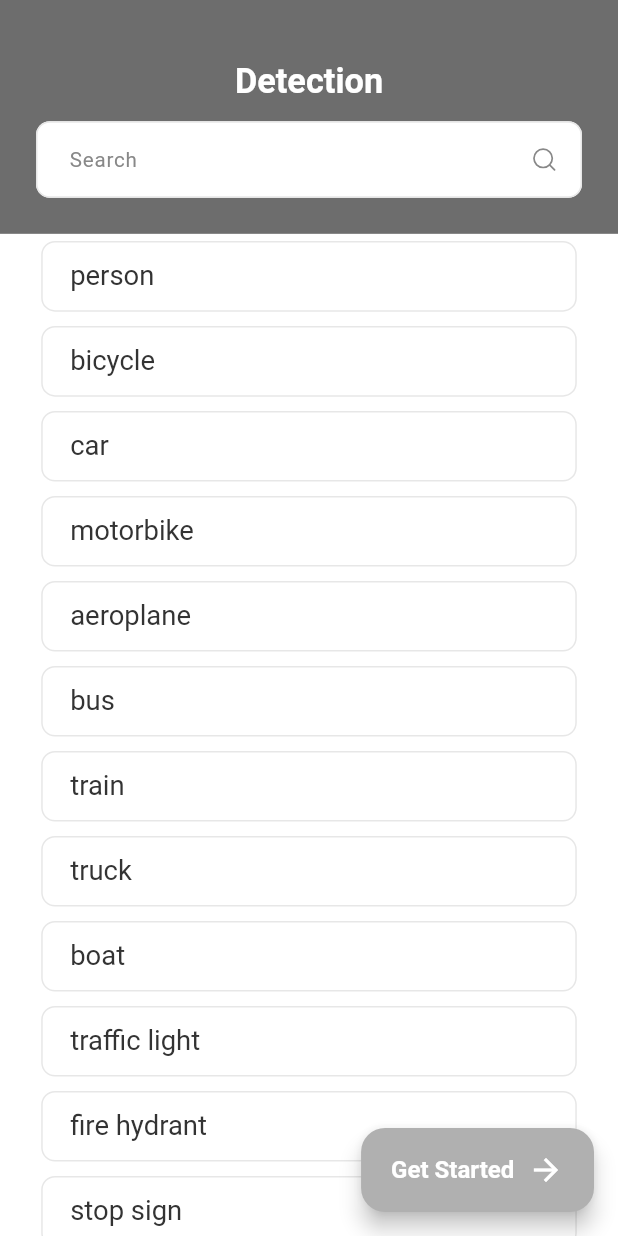
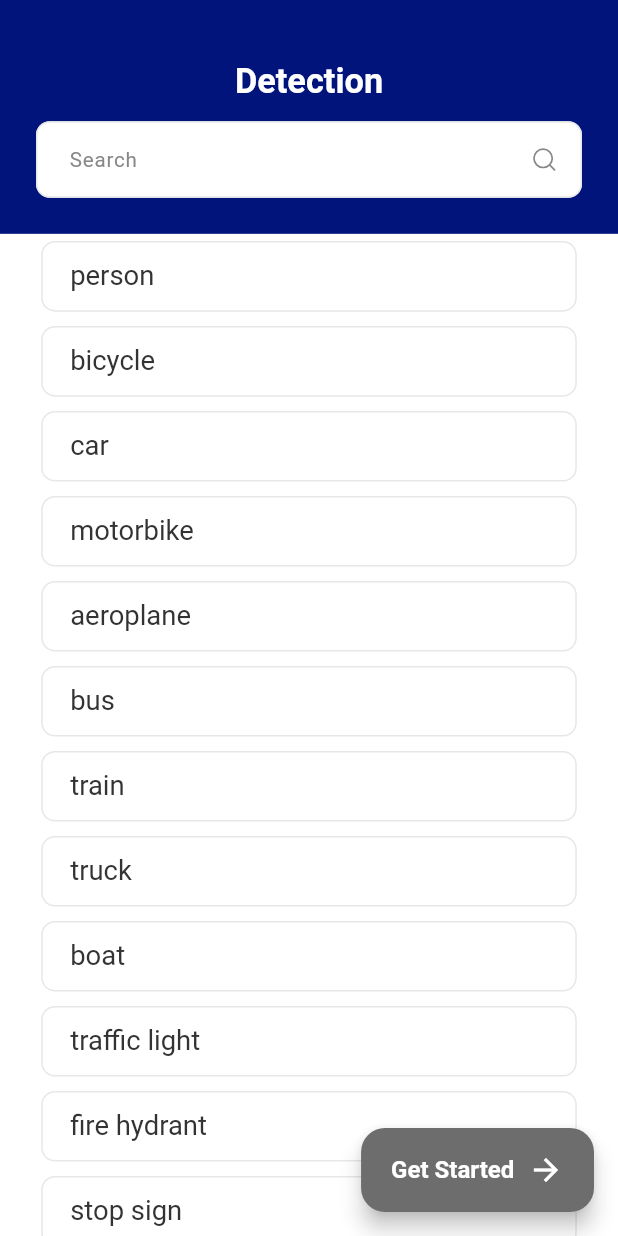
Before and after one commit to mahmoudaposalih/ObjectDetectionTask, a Flutter app: the screen it shows after launch, on a phone screen of 412 x 824 dp. Run offline on Flutter 3.47's test engine with Material 3 defaults, Android fonts, the light colour scheme and no system bars; our stand-ins replace camera, flutter_screenutil, flutter_svg; missing offline and left inert: tflite.

Commit message:
some edits

```diff
--- a/lib/modules/details/view/details_view.dart
+++ b/lib/modules/details/view/details_view.dart
@@ -53,7 +53,7 @@ class DetailsScreen extends StatelessWidget {
                   },
                   text: AppStrings.startOver,
                   textColor: AppColors.white,
-                  color: AppColors.grey0,
+                  //color: AppColors.blueDark,
                 ),
               ],
             ),
--- a/lib/modules/details/widgets/details_header.dart
+++ b/lib/modules/details/widgets/details_header.dart
@@ -18,7 +18,7 @@ class HeaderSection extends StatelessWidget {
       margin: EdgeInsets.symmetric(vertical: 10.h),
       decoration: BoxDecoration(
         borderRadius: BorderRadius.circular(12.r),
-        color: AppColors.grey7,
+        color: AppColors.blueDark,
         boxShadow: [
           BoxShadow(
             color: AppColors.grey5,
--- a/lib/modules/home/widgets/home_header.dart
+++ b/lib/modules/home/widgets/home_header.dart
@@ -19,7 +19,7 @@ class ObjectDetectionHeader extends StatelessWidget {
   @override
   Widget build(BuildContext context) {
     return Container(
-      decoration: BoxDecoration(color: AppColors.grey5),
+      decoration: BoxDecoration(color: AppColors.blueDark),
       padding: _headerPadding.copyWith(top: 32.h),
       child: Column(
         children: [
--- a/lib/modules/home/widgets/start_button.dart
+++ b/lib/modules/home/widgets/start_button.dart
@@ -23,7 +23,7 @@ class ObjectDetectionButton extends StatelessWidget {
               ? () => _navigateToCamera(context, selectedObject)
               : null,
           label: _buildButtonLabel(),
-          backgroundColor: isButtonActive ? AppColors.black : AppColors.grey7,
+          backgroundColor: isButtonActive ? AppColors.blueDark : AppColors.grey5,
         );
       },
     );
--- a/lib/utilities/constants/app_colors.dart
+++ b/lib/utilities/constants/app_colors.dart
@@ -12,4 +12,5 @@ class AppColors {
   static const Color white = Color(0xffFFFFFF);
   static const Color backgroundColor = Color(0xffFFFFFF);
   static const Color transparent = Colors.transparent;
+  static const Color blueDark = Color(0xff01147c);
 }
--- a/lib/utilities/widgets/custom_button.dart
+++ b/lib/utilities/widgets/custom_button.dart
@@ -38,7 +38,7 @@ class CustomButton extends StatelessWidget {
         width: width,
         height: height ?? 48,
         decoration: BoxDecoration(
-          color: color ?? AppColors.black,
+          color: color ?? AppColors.blueDark,
           borderRadius: AppStyles.borderRadius8,
         ),
         child: MainText(
--- a/lib/utilities/widgets/no_data.dart
+++ b/lib/utilities/widgets/no_data.dart
@@ -20,7 +20,7 @@ class NoData extends StatelessWidget {
           MainText(
             text: AppStrings.noData,
             fontSize: 18.sp,
-            color: AppColors.grey7,
+            color: AppColors.blueDark,
           ),
         ],
       ),
```
Also changed, not shown: lib/modules/details/widgets/details.dart (+26 -11 lines), pubspec.lock.
